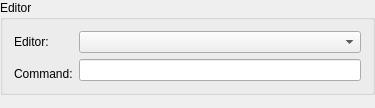
This is conf/dlgeditorbase.ui in KDE/okular as Qt 5 draws it before an edit. The edited form follows.
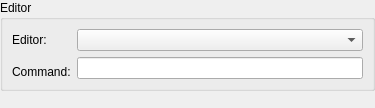
This is the edited form.

Commit message:
SVN_SILENT Cleanup .ui files
This removes (as discussed on k-c-d)
* obsolete <pixmapfunction>
* deprecated <layoutdefault>
* empty <author>, <comment>, <exportmacro>

Diff of the .ui file:
```diff
--- a/conf/dlgeditorbase.ui
+++ b/conf/dlgeditorbase.ui
@@ -92,7 +92,6 @@
    </item>
   </layout>
  </widget>
- <layoutdefault spacing="6" margin="11" />
  <resources/>
  <connections/>
 </ui>
```
The commit also changes 5 other files.
